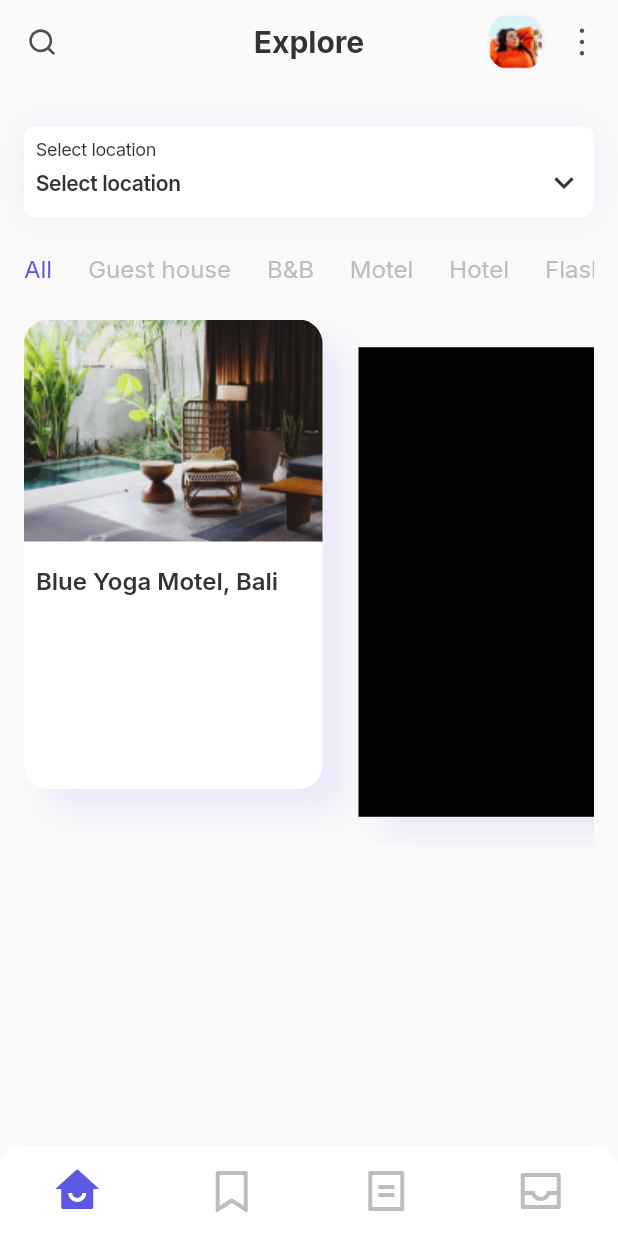
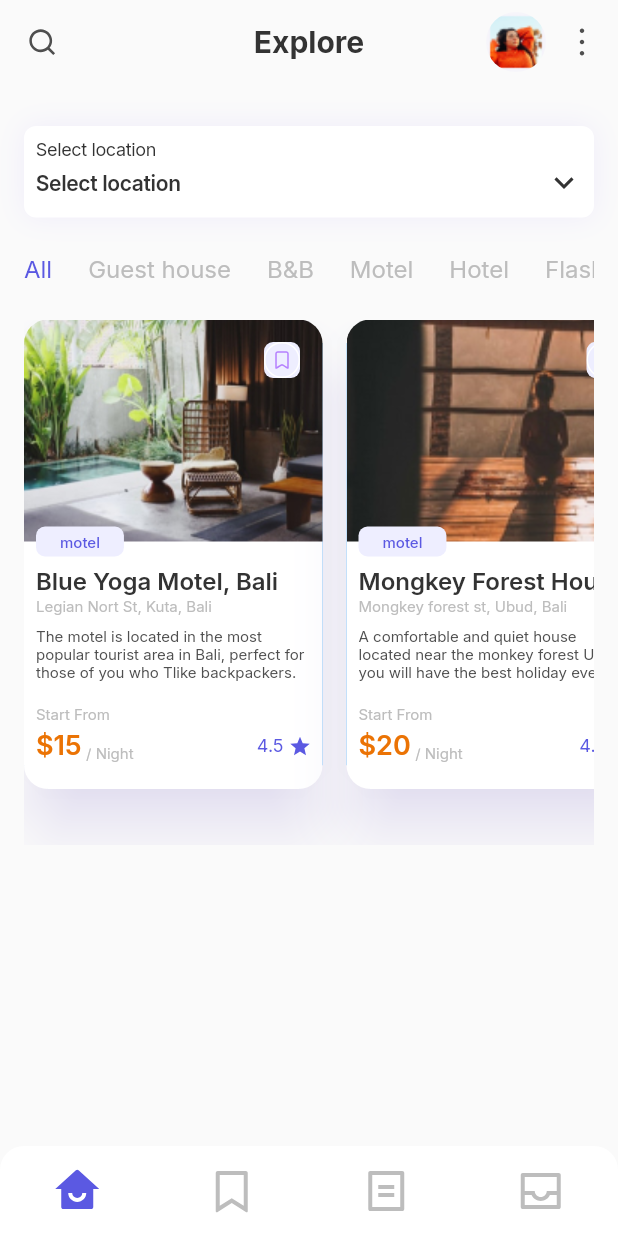
Before and after one commit to Charles-Bally/flutter-ui-motel-basics, a Flutter app: the screen it shows after launch, on a phone screen of 412 x 824 dp. Run offline on Flutter 3.47's test engine with Material 2 defaults, Android fonts, the phone set to English and light mode, and no system bars; drawn by our look-alikes of dropdown_button2, lottie; our stand-ins replace flutter_svg, google_fonts.

Commit message:
add section 1

```diff
--- /dev/null
+++ b/lib/class/hotel.dart
@@ -0,0 +1,67 @@
+class Hotel {
+  final int id;
+  final String type;
+  final String name;
+  final String location;
+  final String description;
+  final String secondDescription;
+  final int price;
+  final double stars;
+  final int reviews;
+  final String img;
+  final List<Amenity> amenities;
+
+  Hotel({
+    required this.id,
+    required this.type,
+    required this.name,
+    required this.location,
+    required this.description,
+    required this.secondDescription,
+    required this.price,
+    required this.stars,
+    required this.reviews,
+    required this.img,
+    required this.amenities,
+  });
+
+  factory Hotel.fromJson(Map<String, dynamic> json) {
+    final List<Amenity> amenityList = (json['amenities'] as List)
+        .map((amenityJson) => Amenity.fromJson(amenityJson))
+        .toList();
+
+    return Hotel(
+      id: json['id'] as int,
+      type: json['type'] as String,
+      name: json['name'] as String,
+      location: json['location'] as String,
+      description: json['description'] as String,
+      secondDescription: json['second-description'] as String,
+      price: json['price'] as int,
+      stars: json['stars'] as double,
+      reviews: json['reviews'] as int,
+      img: json['img'] as String,
+      amenities: amenityList,
+    );
+  }
+}
+
+class Amenity {
+  final int id;
+  final String name;
+  final String icon;
+
+  Amenity({
+    required this.id,
+    required this.name,
+    required this.icon,
+  });
+
+  factory Amenity.fromJson(Map<String, dynamic> json) {
+    return Amenity(
+      id: json['id'] as int,
+      name: json['name'] as String,
+      icon: json['icon'] as String,
+    );
+  }
+}
--- /dev/null
+++ b/lib/components/CardButton.dart
@@ -0,0 +1,253 @@
+import 'package:flutter/material.dart';
+import 'package:flutter_svg/flutter_svg.dart';
+import 'package:google_fonts/google_fonts.dart';
+import 'package:lottie/lottie.dart';
+import 'package:ui_hotel_book/class/hotel.dart';
+import 'package:ui_hotel_book/constants/AppIcons.dart';
+import 'package:ui_hotel_book/constants/AppLottiesSrc.dart';
+import 'package:ui_hotel_book/constants/AppShadow.dart';
+import 'package:ui_hotel_book/styles/AppColors.dart';
+
+class CardButton extends StatefulWidget {
+  final Hotel myHotel;
+  const CardButton({super.key, required this.myHotel});
+
+  @override
+  State<CardButton> createState() => _CardButtonState();
+}
+
+class _CardButtonState extends State<CardButton> with TickerProviderStateMixin {
+  late final AnimationController _controller;
+  bool bookmarked = false;
+  @override
+  void initState() {
+    super.initState();
+    _controller = AnimationController(
+      duration: Duration(seconds: 1),
+      vsync: this,
+    );
+  }
+
+  @override
+  void dispose() {
+    _controller.dispose();
+    super.dispose();
+  }
+
+  @override
+  Widget build(BuildContext context) {
+    return Stack(
+      children: [
+        ElevatedButton(
+          onPressed: () {
+            print("touched one");
+          },
+          style: ElevatedButton.styleFrom(
+            padding: EdgeInsets.all(0),
+            elevation: 16,
+            shadowColor: Color.fromARGB(60, 138, 106, 255),
+            shape: BeveledRectangleBorder(
+              borderRadius: BorderRadius.circular(16),
+            ),
+          ),
+          child: Container(
+            width: 199,
+            height: 313,
+            decoration: BoxDecoration(
+              boxShadow: [
+                // AppShadow.cardShadow,
+              ],
+              borderRadius: BorderRadius.circular(16),
+              color: AppColors.white,
+            ),
+            child: Column(
+              mainAxisAlignment: MainAxisAlignment.start,
+              crossAxisAlignment: CrossAxisAlignment.start,
+              children: [
+                Hero(
+                  tag: 1,
+                  child: ClipRRect(
+                    borderRadius: BorderRadius.only(
+                      topLeft: Radius.circular(16),
+                      topRight: Radius.circular(16),
+                    ),
+                    child: Image.asset(
+                      widget.myHotel.img,
+                      width: double.maxFinite,
+                      fit: BoxFit.cover,
+                      height: 148,
+                    ),
+                  ),
+                ),
+                Expanded(
+                  child: Padding(
+                    padding: const EdgeInsets.symmetric(
+                        horizontal: 8.0, vertical: 16),
+                    child: Column(
+                      crossAxisAlignment: CrossAxisAlignment.start,
+                      children: [
+                        Text(
+                          widget.myHotel.name,
+                          overflow: TextOverflow.ellipsis,
+                          maxLines: 1,
+                          style: GoogleFonts.inter(
+                            fontWeight: FontWeight.w600,
+                            fontSize: 16,
+                            color: AppColors.text,
+                          ),
+                        ),
+                        const SizedBox(
+                          height: 2,
+                        ),
+                        Text(
+                          widget.myHotel.location,
+                          overflow: TextOverflow.ellipsis,
+                          maxLines: 1,
+                          style: GoogleFonts.inter(
+                            fontWeight: FontWeight.w400,
+                            fontSize: 10,
+                            color: AppColors.secondary,
+                          ),
+                        ),
+                        const SizedBox(
+                          height: 8,
+                        ),
+                        Text(
+                          widget.myHotel.secondDescription,
+                          overflow: TextOverflow.ellipsis,
+                          maxLines: 3,
+                          style: GoogleFonts.inter(
+                            fontWeight: FontWeight.w400,
+                            fontSize: 10,
+                            color: AppColors.secondaryText,
+                          ),
+                        ),
+                        const SizedBox(
+                          height: 16,
+                        ),
+                        Text(
+                          "Start From",
+                          style: GoogleFonts.inter(
+                            fontWeight: FontWeight.w400,
+                            fontSize: 10,
+                            color: AppColors.secondary,
+                          ),
+                        ),
+                        const SizedBox(
+                          height: 4,
+                        ),
+                        Row(
+                          mainAxisAlignment: MainAxisAlignment.spaceBetween,
+                          children: [
+                            Row(
+                              mainAxisAlignment: MainAxisAlignment.start,
+                              crossAxisAlignment: CrossAxisAlignment.end,
+                              children: [
+                                Text(
+                                  '\$${widget.myHotel.price.toString()}',
+                                  style: GoogleFonts.inter(
+                                    fontWeight: FontWeight.w600,
+                                    fontSize: 18,
+                                    color: AppColors.price,
+                                  ),
+                                ),
+                                const SizedBox(
+                                  width: 3,
+                                ),
+                                Text(
+                                  "/ Night",
+                                  style: GoogleFonts.inter(
+                                    fontWeight: FontWeight.w400,
+                                    fontSize: 10,
+                                    color: AppColors.secondary,
+                                  ),
+                                ),
+                              ],
+                            ),
+                            Row(
+                              children: [
+                                Text(
+                                  "4.5",
+                                  style: GoogleFonts.inter(
+                                    fontWeight: FontWeight.w400,
+                                    fontSize: 12,
+                                    color: AppColors.primary,
+                                  ),
+                                ),
+                                SizedBox(
+                                  width: 4,
+                                ),
+                                SvgPicture.asset(
+                                  AppIcons.star,
+                                  width: 14,
+                                  height: 14,
+                                ),
+                              ],
+                            ),
+                          ],
+                        )
+                      ],
+                    ),
+                  ),
+                ),
+              ],
+            ),
+          ),
+        ),
+        Positioned(
+          right: 15,
+          top: 15,
+          child: InkWell(
+            onTap: () {
+              setState(() {
+                bookmarked = !bookmarked;
+                if (bookmarked) {
+                  _controller.forward();
+                } else {
+                  _controller.reset();
+                }
+              });
+            },
+            child: Container(
+              decoration: BoxDecoration(
+                color: AppColors.miniCard,
+                borderRadius: BorderRadius.circular(6),
+              ),
+              child: LottieBuilder.asset(
+                AppLottiesSrc.bookmarked,
+                controller: _controller,
+                fit: BoxFit.fill,
+                width: 24,
+                height: 24,
+              ),
+            ),
+          ),
+        ),
+        Positioned(
+          top: 138,
+          left: 8,
+          child: IgnorePointer(
+            child: Container(
+              padding: EdgeInsets.symmetric(
+                horizontal: 16,
+                vertical: 4,
+              ),
+              decoration: BoxDecoration(
+                color: AppColors.miniCard,
+                borderRadius: BorderRadius.circular(6),
+              ),
+              child: Text(
+                widget.myHotel.type,
+                style: GoogleFonts.inter(
+                  fontWeight: FontWeight.w500,
+                  color: AppColors.primary,
+                  fontSize: 10,
+                ),
+              ),
+            ),
+          ),
+        ),
+      ],
+    );
+  }
+}
--- /dev/null
+++ b/lib/components/pagesComponents/FiltersMotels.dart
@@ -0,0 +1,82 @@
+import 'dart:convert';
+
+import 'package:flutter/material.dart';
+import 'package:flutter/services.dart';
+import 'package:ui_hotel_book/class/hotel.dart';
+import 'package:ui_hotel_book/components/CardButton.dart';
+import 'package:ui_hotel_book/components/pagesComponents/SelectFilters.dart';
+
+class FiltersMotels extends StatefulWidget {
+  const FiltersMotels({super.key});
+
+  @override
+  State<FiltersMotels> createState() => _FiltersMotelsState();
+}
+
+class _FiltersMotelsState extends State<FiltersMotels>
+    with TickerProviderStateMixin {
+  String currentFilter = "All";
+  List _hotels = [];
+
+  void handleChangeFilter(String filter) {
+    setState(() {
+      currentFilter = filter;
+    });
+  }
+
+  Future<void> readJson(String url) async {
+    final String response = await rootBundle.loadString(url);
+    final data = await jsonDecode(response);
+    List arrayHotel = data["hotels"];
+    setState(() {
+      _hotels = arrayHotel.map((json) => Hotel.fromJson(json)).toList();
+    });
+  }
+
+  @override
+  void initState() {
+    super.initState();
+    readJson("assets/data-hotel.json");
+  }
+
+  @override
+  Widget build(BuildContext context) {
+    return Column(
+      children: [
+        SelectFilters(
+          setFilter: handleChangeFilter,
+          currentFilter: currentFilter,
+        ),
+        const SizedBox(
+          height: 24,
+        ),
+        NotificationListener<OverscrollIndicatorNotification>(
+          onNotification: (overscroll) {
+            overscroll
+                .disallowIndicator(); // Désactive l'effet de rétroaction bleu
+            return true;
+          },
+          child: SingleChildScrollView(
+            scrollDirection: Axis.horizontal,
+            physics: const ClampingScrollPhysics(),
+            child: Row(children: allHotels()),
+          ),
+        )
+      ],
+    );
+  }
+
+  List<Widget> allHotels() {
+    return _hotels
+        .expand(
+          (hotel) => [
+            SizedBox(
+              height: 350,
+              child: CardButton(myHotel: hotel),
+            ),
+            SizedBox(width: 16),
+          ],
+        )
+        .toList();
+  }
+}
--- a/lib/constants/AppIcons.dart
+++ b/lib/constants/AppIcons.dart
@@ -5,4 +5,5 @@ class AppIcons {
   static const receptionTabBar = "assets/images/icons/tabBar-reception.svg";
 
   static const arrowDown = "assets/images/icons/arrown-down.svg";
+  static const star = "assets/images/icons/star.svg";
 }
--- /dev/null
+++ b/lib/constants/AppLottiesSrc.dart
@@ -0,0 +1,3 @@
+class AppLottiesSrc {
+  static const bookmarked = "assets/animations/bookmarked.json";
+}
--- a/lib/pages/MainPage.dart
+++ b/lib/pages/MainPage.dart
@@ -1,14 +1,15 @@
 // ignore_for_file: prefer_const_constructors
-
-import 'dart:ui';
+import 'dart:convert';
 
 import 'package:flutter/material.dart';
-import 'package:google_fonts/google_fonts.dart';
+import 'package:flutter/services.dart';
+import 'package:ui_hotel_book/class/hotel.dart';
+import 'package:ui_hotel_book/components/CardButton.dart';
 import 'package:ui_hotel_book/components/MyAppBar.dart';
 import 'package:ui_hotel_book/components/MyBottomBar.dart';
+import 'package:ui_hotel_book/components/pagesComponents/FiltersMotels.dart';
 import 'package:ui_hotel_book/components/pagesComponents/SelectFilters.dart';
 import 'package:ui_hotel_book/components/pagesComponents/SelectLocation.dart';
-import 'package:ui_hotel_book/constants/AppShadow.dart';
 import 'package:ui_hotel_book/styles/AppColors.dart';
 
 enum Menus {
@@ -25,10 +26,12 @@ class MainPage extends StatefulWidget {
   State<MainPage> createState() => _MainPageState();
 }
 
-class _MainPageState extends State<MainPage> {
+class _MainPageState extends State<MainPage> with TickerProviderStateMixin {
   Menus currentMenu = Menus.home;
   String? currentLocation;
   String currentFilter = "All";
+
+  List _hotels = [];
 
   void handleClickOnTab(Menus pressed) {
     setState(() {
@@ -42,10 +45,20 @@ class _MainPageState extends State<MainPage> {
     });
   }
 
-  void handleChangeFilter(String filter) {
+  Future<void> readJson(String url) async {
+    final String response = await rootBundle.loadString(url);
+    final data = await jsonDecode(response);
+    List arrayHotel = data["hotels"];
     setState(() {
-      currentFilter = filter;
+      _hotels = arrayHotel.map((json) => Hotel.fromJson(json)).toList();
+      print(_hotels);
     });
+  }
+
+  @override
+  void initState() {
+    super.initState();
+    readJson("assets/data-hotel.json");
   }
 
   @override
@@ -71,95 +84,7 @@ class _MainPageState extends State<MainPage> {
             SizedBox(
               height: 24,
             ),
-            SelectFilters(
-              setFilter: handleChangeFilter,
-              currentFilter: currentFilter,
-            ),
-            SizedBox(
-              height: 24,
-            ),
-            SingleChildScrollView(
-              scrollDirection: Axis.horizontal,
-              child: Row(children: [
-                SizedBox(
-                  height: 350,
-                  child: Stack(
-                    clipBehavior: Clip.none,
-                    children: [
-                      Container(
-                        width: 199,
-                        height: 313,
-                        decoration: BoxDecoration(
-                          boxShadow: [
-                            AppShadow.cardShadow,
-                          ],
-                          borderRadius: BorderRadius.circular(16),
-                          color: AppColors.white,
-                        ),
-                        child: Column(
-                          mainAxisAlignment: MainAxisAlignment.start,
-                          crossAxisAlignment: CrossAxisAlignment.start,
-                          children: [
-                            Hero(
-                              tag: 1,
-                              child: ClipRRect(
-                                borderRadius: BorderRadius.only(
-                                  topLeft: Radius.circular(16),
-                                  topRight: Radius.circular(16),
-                                ),
-                                child: Image.asset(
-                                  "assets/images/temps/img1.jpg",
-                                  width: double.maxFinite,
-                                  height: 148,
-                                ),
-                              ),
-                            ),
-                            Expanded(
-                                child: Padding(
-                              padding: const EdgeInsets.symmetric(
-                                  horizontal: 8.0, vertical: 16),
-                              child: Column(
-                                crossAxisAlignment: CrossAxisAlignment.start,
-                                children: [
-                                  Text(
-                                    "Blue Yoga Motel, Bali",
-                                    style: GoogleFonts.inter(
-                                      fontWeight: FontWeight.w600,
-                                      fontSize: 16,
-                                      color: AppColors.text,
-                                    ),
-                                  )
-                                ],
-                              ),
-                            ))
-                          ],
-                        ),
-                      ),
-                    ],
-                  ),
-                ),
-                SizedBox(
-                  width: 24,
-                ),
-                Stack(
-                  children: [
-                    Container(
-                      width: 199,
-                      height: 313,
-                      decoration: BoxDecoration(
-                        boxShadow: [
-                          AppShadow.cardShadow,
-                        ],
-                        color: const Color.fromARGB(255, 0, 0, 0),
-                      ),
-                    ),
-                  ],
-                ),
-                SizedBox(
-                  width: 24,
-                ),
-              ]),
-            )
+            FiltersMotels(),
           ],
         ),
       ),
--- a/pubspec.yaml
+++ b/pubspec.yaml
@@ -65,6 +65,7 @@ flutter:
   # To add assets to your application, add an assets section, like this:
   assets:
     - assets/images/icons/
+    - assets/animations/
     - assets/images/temps/
     - assets/data-hotel.json
   #   - images/a_dot_ham.jpeg
```
Also changed, not shown: assets/animations/bookmarked.json (added, +1 -0 lines), assets/data-hotel.json (+26 -0 lines).
